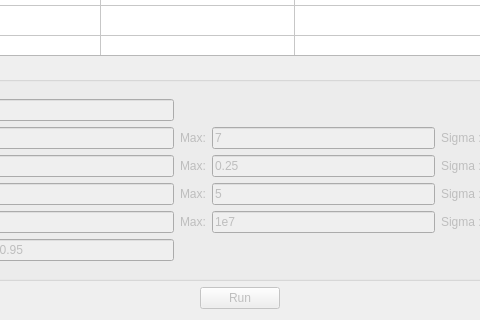
First picture: the form in Molonari_2021/ihm/molonaviz/dialogcompute.ui, repository GVigne/Molonari-2022, before the edit; both pictures show x 349 to 829 and y 203 to 523 of the 1084 by 523 pixel window.
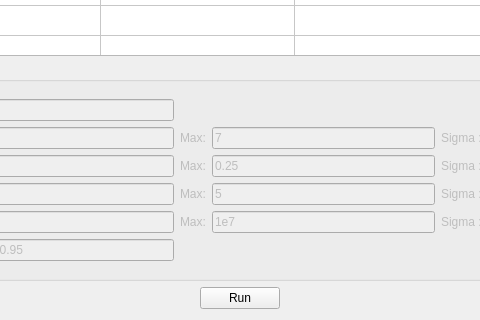
Second picture: the form after the edit.

Commit message: Cleanup of the Dailog Compute

The edit to the form file:
```diff
--- a/Molonari_2021/ihm/molonaviz/dialogcompute.ui
+++ b/Molonari_2021/ihm/molonaviz/dialogcompute.ui
@@ -607,7 +607,7 @@
      <item>
       <widget class="QPushButton" name="pushButtonMCMC">
        <property name="enabled">
-        <bool>false</bool>
+        <bool>true</bool>
        </property>
        <property name="text">
         <string>Run</string>
```
Left out of the diff: 2 changed lines with no effect on the pictures. The commit also changes 2 other files.
